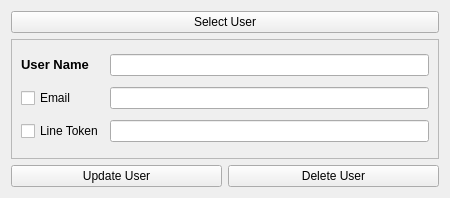
First picture: the form in AlertSettings.ui, repository badarirao/Dielectric, before the edit.
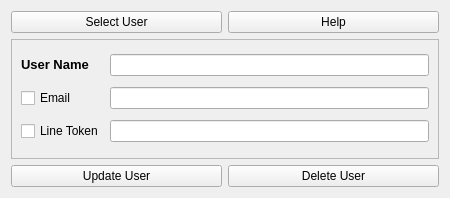
Second picture: the form after the edit.

Commit message: help for alert setting

Patch:
```diff
--- a/AlertSettings.ui
+++ b/AlertSettings.ui
@@ -34,7 +34,7 @@
   <layout class="QGridLayout" name="gridLayout_3">
    <item row="0" column="0">
     <layout class="QGridLayout" name="gridLayout_2">
-     <item row="2" column="0">
+     <item row="3" column="0">
       <widget class="QPushButton" name="addModifyButton">
        <property name="toolTip">
         <string>&lt;html&gt;&lt;head/&gt;&lt;body&gt;&lt;p&gt;Click here to add new user or modify email and line token of a user. You cannot modify user name here.&lt;/p&gt;&lt;/body&gt;&lt;/html&gt;</string>
@@ -44,14 +44,14 @@
        </property>
       </widget>
      </item>
-     <item row="2" column="1">
+     <item row="3" column="1">
       <widget class="QPushButton" name="deleteUserButton">
        <property name="text">
         <string>Delete User</string>
        </property>
       </widget>
      </item>
-     <item row="1" column="0" colspan="2">
+     <item row="2" column="0" colspan="2">
       <widget class="QFrame" name="frame">
        <property name="frameShape">
         <enum>QFrame::StyledPanel</enum>
@@ -108,7 +108,17 @@
        </layout>
       </widget>
      </item>
-     <item row="0" column="0" colspan="2">
+     <item row="1" column="1">
+      <widget class="QPushButton" name="helpButton">
+       <property name="whatsThis">
+        <string>&lt;html&gt;&lt;head/&gt;&lt;body&gt;&lt;p&gt;Click here to know how to set email and line alerts&lt;/p&gt;&lt;/body&gt;&lt;/html&gt;</string>
+       </property>
+       <property name="text">
+        <string>Help</string>
+       </property>
+      </widget>
+     </item>
+     <item row="1" column="0">
       <widget class="QPushButton" name="userMenu">
        <property name="cursor">
         <cursorShape>ArrowCursor</cursorShape>
```
The commit also changes 1 other file.
